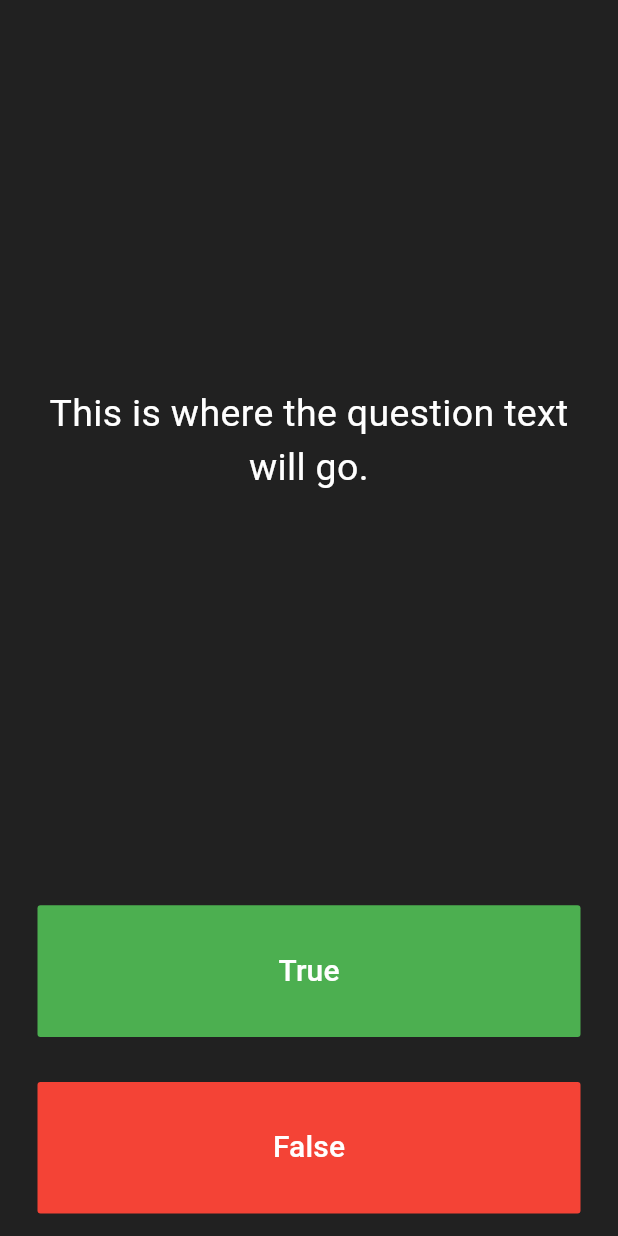
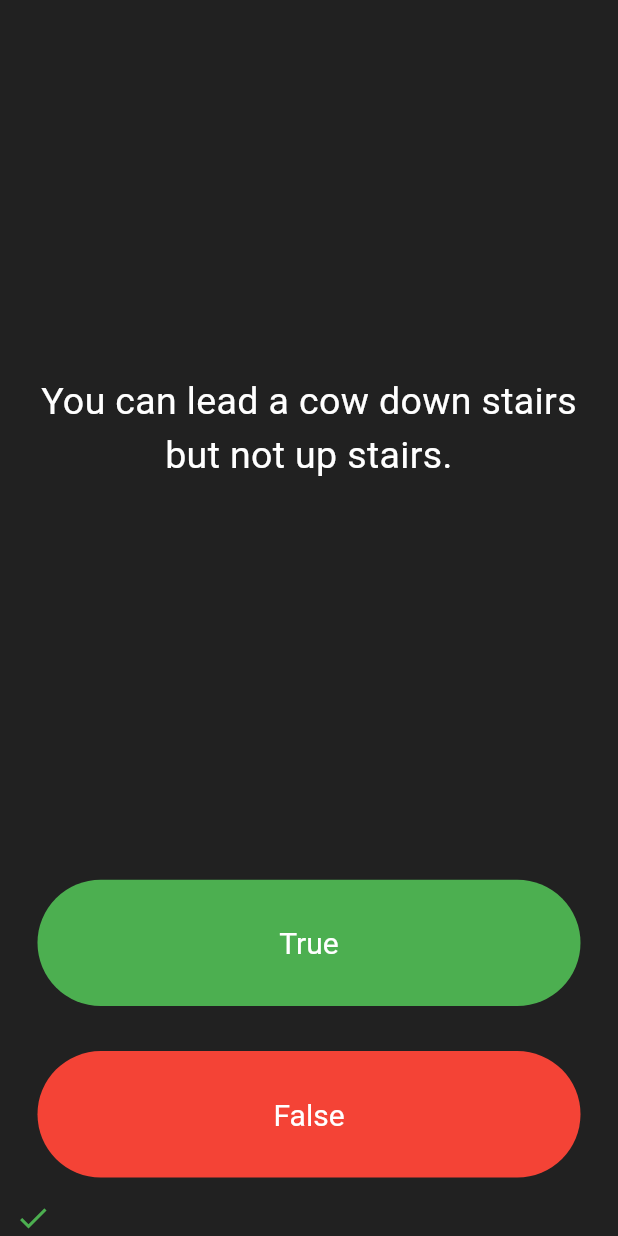
Before and after one commit to abdulrahman-nisar/quizzler, a Flutter app: the screen it shows after launch, after a tap on "True", on a phone screen of 412 x 824 dp. Run offline on Flutter 3.47's test engine with Material 3 defaults, Android fonts, the phone set to English and light mode, and no system bars; our stand-ins replace rflutter_alert.

Commit message:
new changes

```diff
--- a/lib/main.dart
+++ b/lib/main.dart
@@ -1,5 +1,8 @@
 import 'package:flutter/material.dart';
+import 'package:rflutter_alert/rflutter_alert.dart';
+import 'quiz_brain.dart';
 
+QuizBrain quizBrain = QuizBrain();
 void main() => runApp(Quizzler());
 
 class Quizzler extends StatelessWidget {
@@ -25,19 +28,44 @@ class QuizPage extends StatefulWidget {
 }
 
 class _QuizPageState extends State<QuizPage> {
+  List<Icon> scoreKeeper = [];
+
+  void checkAnswer(bool userPickedAnswer) {
+    bool correctAnswer = quizBrain.getQuestionAnswer();
+
+    setState(() {
+      if (quizBrain.isFinished()) {
+        Alert(
+          context: context,
+          title: "Finished!",
+          desc: "You've reached the end of the quiz.",
+        ).show();
+
+        quizBrain.reset();
+        scoreKeeper.clear();
+      } else if (userPickedAnswer == correctAnswer) {
+        scoreKeeper.add(Icon(Icons.check, color: Colors.green));
+      } else {
+        scoreKeeper.add(Icon(Icons.close, color: Colors.red));
+      }
+
+      quizBrain.nextQuestion();
+    });
+  }
+
   @override
   Widget build(BuildContext context) {
     return Column(
       mainAxisAlignment: MainAxisAlignment.spaceBetween,
       crossAxisAlignment: CrossAxisAlignment.stretch,
-      children: <Widget>[
+      children: [
         Expanded(
           flex: 5,
           child: Padding(
             padding: EdgeInsets.all(10.0),
             child: Center(
               child: Text(
-                'This is where the question text will go.',
+                quizBrain.getQuestionText(),
                 textAlign: TextAlign.center,
                 style: TextStyle(fontSize: 25.0, color: Colors.white),
               ),
@@ -47,15 +75,17 @@ class _QuizPageState extends State<QuizPage> {
         Expanded(
           child: Padding(
             padding: EdgeInsets.all(15.0),
-            child: FlatButton(
-              textColor: Colors.white,
-              color: Colors.green,
+            child: TextButton(
+              style: TextButton.styleFrom(
+                textStyle: TextStyle(color: Colors.white),
+                backgroundColor: Colors.green,
+              ),
               child: Text(
                 'True',
                 style: TextStyle(color: Colors.white, fontSize: 20.0),
               ),
               onPressed: () {
-                //The user picked true.
+                checkAnswer(true);
               },
             ),
           ),
@@ -63,26 +93,23 @@ class _QuizPageState extends State<QuizPage> {
         Expanded(
           child: Padding(
             padding: EdgeInsets.all(15.0),
-            child: FlatButton(
-              color: Colors.red,
+            child: TextButton(
+              style: TextButton.styleFrom(
+                textStyle: TextStyle(color: Colors.white),
+                backgroundColor: Colors.red,
+              ),
               child: Text(
                 'False',
                 style: TextStyle(fontSize: 20.0, color: Colors.white),
               ),
               onPressed: () {
-                //The user picked false.
+                checkAnswer(false);
               },
             ),
           ),
         ),
-        //TODO: Add a Row here as your score keeper
+        Row(children: scoreKeeper),
       ],
     );
   }
 }
-
-/*
-question1: 'You can lead a cow down stairs but not up stairs.', false,
-question2: 'Approximately one quarter of human bones are in the feet.', true,
-question3: 'A slug\'s blood is green.', true,
-*/
--- /dev/null
+++ b/lib/question.dart
@@ -0,0 +1,5 @@
+class Question {
+  String questionText;
+  bool questionAnswer;
+  Question(this.questionText, this.questionAnswer);
+}
--- /dev/null
+++ b/lib/quiz_brain.dart
@@ -0,0 +1,60 @@
+import 'question.dart';
+
+class QuizBrain {
+  int _questionNumber = 0;
+  List<Question> _questionBank = [
+    Question('Some cats are actually allergic to humans', true),
+    Question('You can lead a cow down stairs but not up stairs.', false),
+    Question('Approximately one quarter of human bones are in the feet.', true),
+    Question('A slug\'s blood is green.', true),
+    Question('Buzz Aldrin\'s mother\'s maiden name was \"Moon\".', true),
+    Question('It is illegal to pee in the Ocean in Portugal.', true),
+    Question(
+      'No piece of square dry paper can be folded in half more than 7 times.',
+      false,
+    ),
+    Question(
+      'In London, UK, if you happen to die in the House of Parliament, you are technically entitled to a state funeral, because the building is considered too sacred a place.',
+      true,
+    ),
+    Question(
+      'The loudest sound produced by any animal is 188 decibels. That animal is the African Elephant.',
+      false,
+    ),
+    Question(
+      'The total surface area of two human lungs is approximately 70 square metres.',
+      true,
+    ),
+    Question('Google was originally called \"Backrub\".', true),
+    Question(
+      'Chocolate affects a dog\'s heart and nervous system; a few ounces are enough to kill a small dog.',
+      true,
+    ),
+    Question(
+      'In West Virginia, USA, if you accidentally hit an animal with your car, you are free to take it home to eat.',
+      true,
+    ),
+  ];
+
+  bool isFinished() {
+    return _questionNumber >= _questionBank.length - 1;
+  }
+
+  void reset() {
+    _questionNumber = 0;
+  }
+
+  void nextQuestion() {
+    if (_questionNumber < _questionBank.length - 1) {
+      _questionNumber++;
+    }
+  }
+
+  String getQuestionText() {
+    return _questionBank[_questionNumber].questionText;
+  }
+
+  bool getQuestionAnswer() {
+    return _questionBank[_questionNumber].questionAnswer;
+  }
+}
--- a/pubspec.yaml
+++ b/pubspec.yaml
@@ -34,6 +34,7 @@ dependencies:
   # The following adds the Cupertino Icons font to your application.
   # Use with the CupertinoIcons class for iOS style icons.
   cupertino_icons: ^1.0.8
+  rflutter_alert: ^2.0.7
 
 dev_dependencies:
   flutter_test:
```
Also changed, not shown: pubspec.lock.
